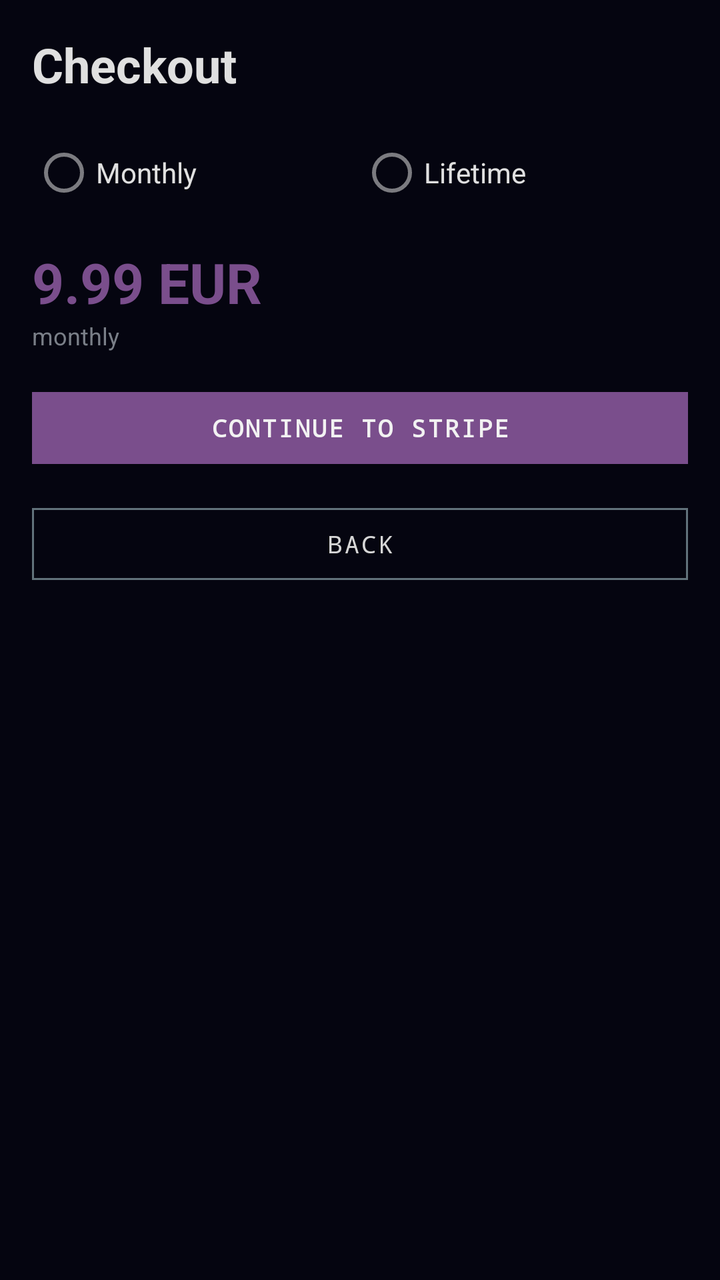
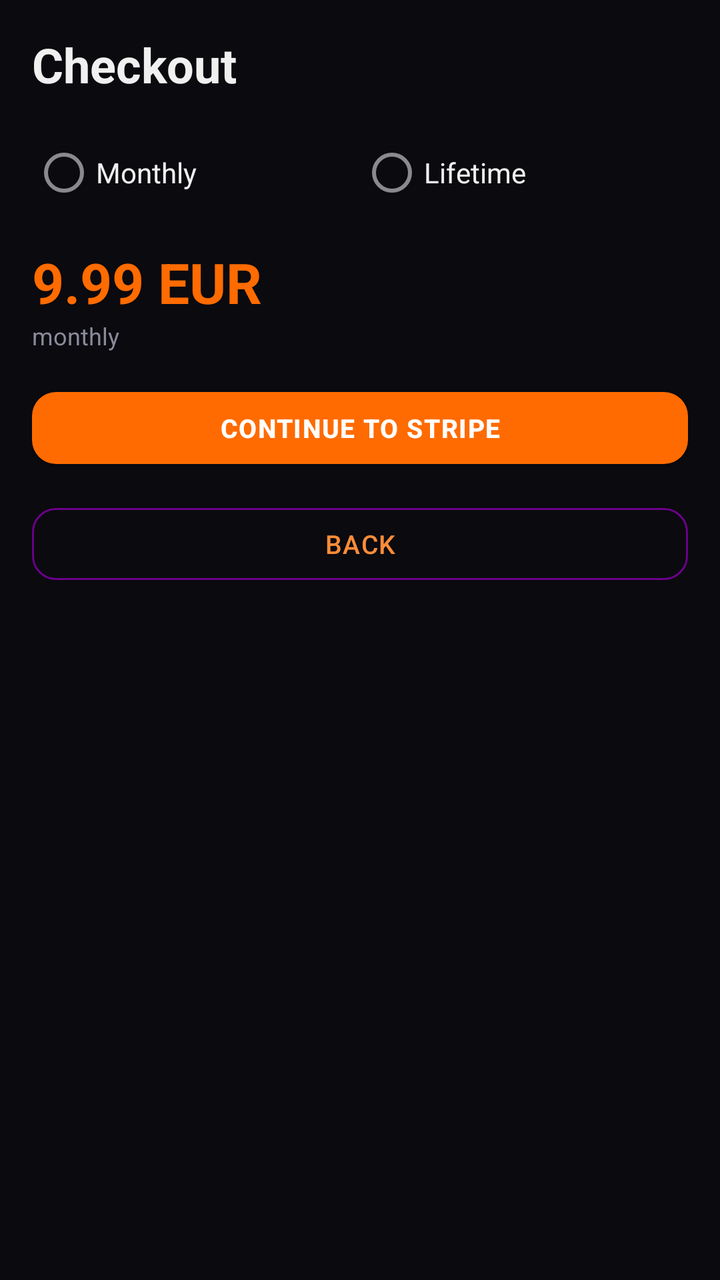

Compare the two renders of this Android layout. The source of the first and the diff that turns it into the second are given below.
<!-- AndroidManifest.xml: application theme Theme.KodaNetwork -->
<!-- res/layout/activity_design_checkout.xml -->
<?xml version="1.0" encoding="utf-8"?>
<ScrollView xmlns:android="http://schemas.android.com/apk/res/android"
    android:layout_width="match_parent"
    android:layout_height="match_parent"
    android:background="@color/bg_void">

    <LinearLayout
        android:layout_width="match_parent"
        android:layout_height="wrap_content"
        android:orientation="vertical"
        android:padding="16dp">

        <TextView
            android:layout_width="wrap_content"
            android:layout_height="wrap_content"
            android:text="Checkout"
            android:textColor="@color/txt_primary"
            android:textSize="24sp"
            android:textStyle="bold" />

        <RadioGroup
            android:id="@+id/rg_billing"
            android:layout_width="match_parent"
            android:layout_height="wrap_content"
            android:layout_marginTop="14dp"
            android:orientation="horizontal">

            <RadioButton
                android:id="@+id/rb_monthly"
                android:layout_width="0dp"
                android:layout_height="wrap_content"
                android:layout_weight="1"
                android:text="Monthly"
                android:textColor="@color/txt_primary" />

            <RadioButton
                android:id="@+id/rb_lifetime"
                android:layout_width="0dp"
                android:layout_height="wrap_content"
                android:layout_weight="1"
                android:text="Lifetime"
                android:textColor="@color/txt_primary" />
        </RadioGroup>

        <TextView
            android:id="@+id/tv_price"
            android:layout_width="wrap_content"
            android:layout_height="wrap_content"
            android:layout_marginTop="12dp"
            android:text="9.99 EUR"
            android:textColor="@color/koda_orange"
            android:textSize="28sp"
            android:textStyle="bold" />

        <TextView
            android:id="@+id/tv_price_sub"
            android:layout_width="wrap_content"
            android:layout_height="wrap_content"
            android:text="monthly"
            android:textColor="@color/txt_secondary"
            android:textSize="12sp" />

        <Button
            android:id="@+id/btn_continue_stripe"
            style="@style/KodaButton"
            android:layout_width="match_parent"
            android:layout_height="wrap_content"
            android:layout_marginTop="14dp"
            android:text="CONTINUE TO STRIPE" />

        <Button
            android:id="@+id/btn_back_home"
            style="@style/KodaButton.Outline"
            android:layout_width="match_parent"
            android:layout_height="wrap_content"
            android:layout_marginTop="10dp"
            android:text="BACK" />
    </LinearLayout>
</ScrollView>
<!-- resources referenced by this layout -->
<resources>
  <color name="bg_void">#050510</color>
  <color name="koda_orange">#7A4E8C</color>
  <color name="txt_primary">#E0E0E0</color>
  <color name="txt_secondary">#7A7F88</color>
  <style name="KodaButton" parent="Widget.MaterialComponents.Button">
          <item name="backgroundTint">#7A4E8C</item>
          <item name="android:textColor">#F2F2F2</item>
          <item name="android:textStyle">bold</item>
          <item name="android:fontFamily">monospace</item>
          <item name="android:letterSpacing">0.08</item>
          <item name="android:textSize">12sp</item>
          <item name="cornerRadius">0dp</item>
          <item name="rippleColor">#4A5058</item>
      </style>
  <style name="KodaButton.Outline" parent="Widget.MaterialComponents.Button.OutlinedButton">
          <item name="strokeColor">#62727B</item>
          <item name="strokeWidth">1dp</item>
          <item name="android:textColor">#D6D6D6</item>
          <item name="android:fontFamily">monospace</item>
          <item name="android:letterSpacing">0.08</item>
          <item name="android:textSize">12sp</item>
          <item name="cornerRadius">0dp</item>
      </style>
  <style name="Theme.KodaNetwork" parent="Theme.MaterialComponents.NoActionBar">
          <item name="colorPrimary">#7A4E8C</item>
          <item name="colorPrimaryVariant">#4A5058</item>
          <item name="colorSecondary">#62727B</item>
          <item name="android:colorBackground">#050510</item>
          <item name="colorSurface">#050510</item>
          <item name="colorOnPrimary">#000000</item>
          <item name="colorOnBackground">#E0E0E0</item>
          <item name="colorOnSurface">#E0E0E0</item>
          <item name="android:statusBarColor">#050510</item>
          <item name="android:navigationBarColor">#050510</item>
          <item name="android:windowLightStatusBar">false</item>
          <item name="android:textColor">#E0E0E0</item>
      </style>
</resources>

<!-- the commit's change to res/layout/activity_design_checkout.xml (unified diff, before → after) -->
@@ -1,5 +1,6 @@
 <?xml version="1.0" encoding="utf-8"?>
 <ScrollView xmlns:android="http://schemas.android.com/apk/res/android"
+    android:fitsSystemWindows="true"
     android:layout_width="match_parent"
     android:layout_height="match_parent"
     android:background="@color/bg_void">
<!-- resource entries referenced after the edit -->
@@ -1,41 +1,45 @@
 <!-- resources referenced by this layout -->
 <resources>
-  <color name="bg_void">#050510</color>
-  <color name="koda_orange">#7A4E8C</color>
-  <color name="txt_primary">#E0E0E0</color>
-  <color name="txt_secondary">#7A7F88</color>
+  <color name="bg_void">#0A0A0F</color>
+  <color name="koda_orange">#FF6B00</color>
+  <color name="txt_primary">#F0F0F0</color>
+  <color name="txt_secondary">#8A8A9A</color>
   <style name="KodaButton" parent="Widget.MaterialComponents.Button">
-          <item name="backgroundTint">#7A4E8C</item>
-          <item name="android:textColor">#F2F2F2</item>
+          <item name="backgroundTint">#FF6B00</item>
+          <item name="android:textColor">#FFFFFF</item>
           <item name="android:textStyle">bold</item>
-          <item name="android:fontFamily">monospace</item>
-          <item name="android:letterSpacing">0.08</item>
-          <item name="android:textSize">12sp</item>
-          <item name="cornerRadius">0dp</item>
-          <item name="rippleColor">#4A5058</item>
+          <item name="android:fontFamily">sans-serif-medium</item>
+          <item name="android:letterSpacing">0.04</item>
+          <item name="android:textSize">13sp</item>
+          <item name="cornerRadius">12dp</item>
+          <item name="rippleColor">#CC5500</item>
       </style>
   <style name="KodaButton.Outline" parent="Widget.MaterialComponents.Button.OutlinedButton">
-          <item name="strokeColor">#62727B</item>
+          <item name="strokeColor">#FF6B0088</item>
           <item name="strokeWidth">1dp</item>
-          <item name="android:textColor">#D6D6D6</item>
-          <item name="android:fontFamily">monospace</item>
-          <item name="android:letterSpacing">0.08</item>
-          <item name="android:textSize">12sp</item>
-          <item name="cornerRadius">0dp</item>
+          <item name="android:textColor">#FF8C38</item>
+          <item name="android:fontFamily">sans-serif-medium</item>
+          <item name="android:letterSpacing">0.04</item>
+          <item name="android:textSize">13sp</item>
+          <item name="cornerRadius">12dp</item>
       </style>
   <style name="Theme.KodaNetwork" parent="Theme.MaterialComponents.NoActionBar">
-          <item name="colorPrimary">#7A4E8C</item>
-          <item name="colorPrimaryVariant">#4A5058</item>
-          <item name="colorSecondary">#62727B</item>
-          <item name="android:colorBackground">#050510</item>
-          <item name="colorSurface">#050510</item>
-          <item name="colorOnPrimary">#000000</item>
-          <item name="colorOnBackground">#E0E0E0</item>
-          <item name="colorOnSurface">#E0E0E0</item>
-          <item name="android:statusBarColor">#050510</item>
-          <item name="android:navigationBarColor">#050510</item>
+          <item name="colorPrimary">#FF6B00</item>
+          <item name="colorPrimaryVariant">#CC5500</item>
+          <item name="colorSecondary">#FF8C38</item>
+          <item name="android:colorBackground">#0A0A0F</item>
+          <item name="android:windowBackground">#0A0A0F</item>
+          <item name="colorSurface">#12121A</item>
+          <item name="colorOnPrimary">#FFFFFF</item>
+          <item name="colorOnBackground">#F0F0F0</item>
+          <item name="colorOnSurface">#F0F0F0</item>
+          <item name="android:statusBarColor">#00000000</item>
+          <item name="android:navigationBarColor">#00000000</item>
+          <item name="android:windowTranslucentStatus">true</item>
+          <item name="android:windowTranslucentNavigation">true</item>
+          <item name="android:windowLayoutInDisplayCutoutMode">shortEdges</item>
           <item name="android:windowLightStatusBar">false</item>
-          <item name="android:textColor">#E0E0E0</item>
+          <item name="android:textColor">#F0F0F0</item>
       </style>
 </resources>
 
